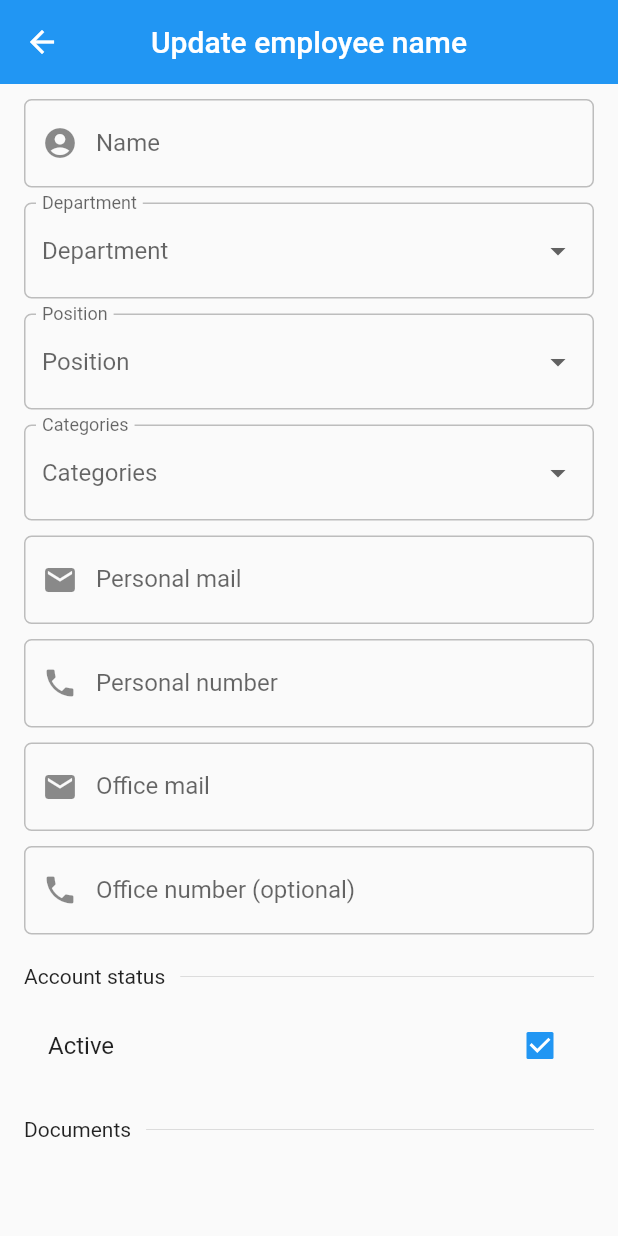
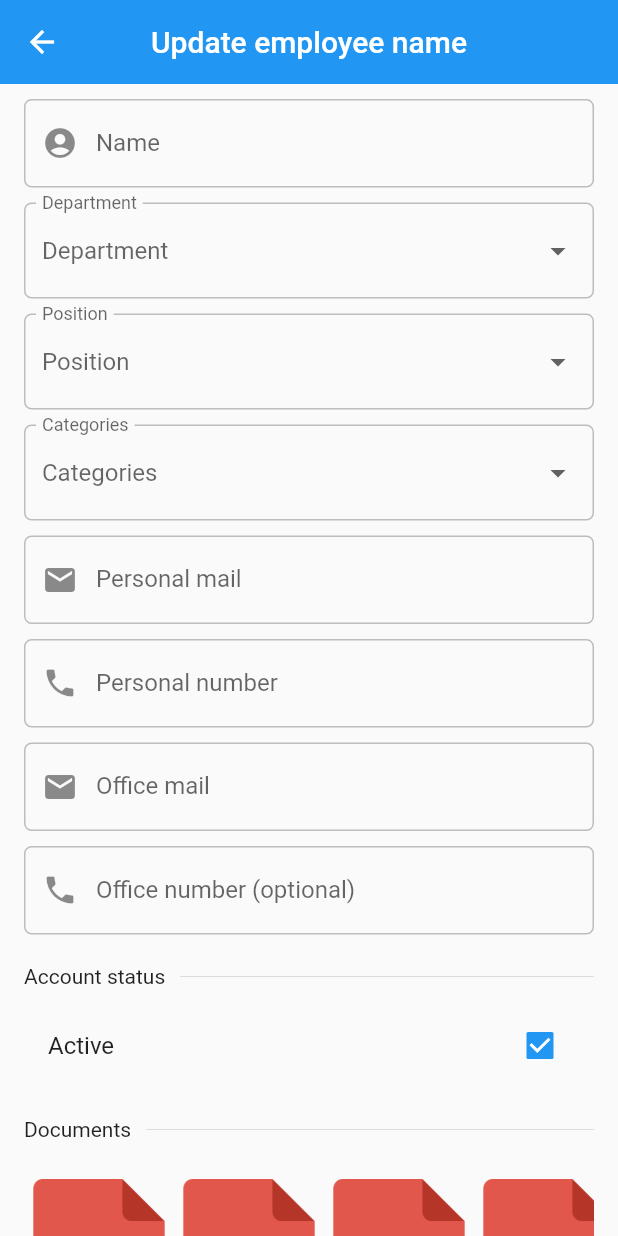
Before and after one commit to omurdos/assessment_one, a Flutter app: the EditEmployeeScreen screen opened by its route, on a phone screen of 412 x 824 dp. Run offline on Flutter 3.47's test engine with Material 2 defaults, Android fonts, the phone set to English and light mode, and no system bars.

Commit message:
refactoring and minor changes

```diff
--- a/lib/screens/employee/edit_employee_screen.dart
+++ b/lib/screens/employee/edit_employee_screen.dart
@@ -1,5 +1,6 @@
 import 'package:assessment_one/constants.dart';
 import 'package:assessment_one/providers/employee_provider.dart';
+import 'package:assessment_one/widgets/document_item.dart';
 import 'package:assessment_one/widgets/titled_divider.dart';
 import 'package:flutter/material.dart';
 import 'package:provider/provider.dart';
@@ -155,42 +156,12 @@ class _EditEmployeeScreenState extends State<EditEmployeeScreen> {
                 ),
                 Container(
                   height: 150,
-                  child: ListView(
+                  child: ListView.builder(
                     scrollDirection: Axis.horizontal,
-                    children: [
-                      Container(
-                        child: Icon(
-                          Icons.note,
-                          size: 50,
-                        ),
-                        height: 140,
-                        width: 100,
-                      ),
-                      Container(
-                        child: Icon(
-                          Icons.note,
-                          size: 50,
-                        ),
-                        height: 140,
-                        width: 100,
-                      ),
-                      Container(
-                        child: Icon(
-                          Icons.note,
-                          size: 50,
-                        ),
-                        height: 140,
-                        width: 100,
-                      ),
-                      Container(
-                        child: Icon(
-                          Icons.note,
-                          size: 50,
-                        ),
-                        height: 140,
-                        width: 100,
-                      ),
-                    ],
+                    itemCount: 10,
+                    itemBuilder: (context, position) {
+                      return DocumentItem();
+                    },
                   ),
                 ),
                 SizedBox(
--- a/lib/screens/home_screen.dart
+++ b/lib/screens/home_screen.dart
@@ -16,7 +16,7 @@ class _HomeScreenState extends State<HomeScreen> {
   Widget build(BuildContext context) {
     return Scaffold(
       appBar: AppBar(
-        title: Text("Home"),
+        title: Text(context.watch<HomeProvider>().title),
       ),
       drawer: Drawer(
         child: ListView(
@@ -29,8 +29,10 @@ class _HomeScreenState extends State<HomeScreen> {
             ),
             ListTile(
               title: Text("Employees"),
+              leading: Icon(Icons.group),
               selected:  context.read<HomeProvider>().selectedScreen == Screens.EMPLOYEE,
               onTap: () {
+                context.read<HomeProvider>().title = "Employees";
                 Navigator.pop(context);
                 context.read<HomeProvider>().selectedScreen = Screens.EMPLOYEE;
               },
@@ -38,8 +40,10 @@ class _HomeScreenState extends State<HomeScreen> {
             Divider(),
             ListTile(
               title: Text("Projects"),
+              leading: Icon(Icons.task_alt_rounded),
               selected:  context.read<HomeProvider>().selectedScreen == Screens.PROJECT,
               onTap: () {
+                context.read<HomeProvider>().title = "Projects";
                 Navigator.pop(context);
                 context.read<HomeProvider>().selectedScreen = Screens.PROJECT;
               },
--- a/lib/screens/project/project_screen.dart
+++ b/lib/screens/project/project_screen.dart
@@ -10,6 +10,10 @@ class ProjectScreen extends StatefulWidget {
 }
 
 class _ProjectScreenState extends State<ProjectScreen> {
+  @override
+  void initState() {
+    super.initState();
+  }
   @override
   Widget build(BuildContext context) {
     return Scaffold(
--- /dev/null
+++ b/lib/widgets/document_item.dart
@@ -0,0 +1,20 @@
+import 'package:assessment_one/constants.dart';
+import 'package:flutter/material.dart';
+
+class DocumentItem extends StatelessWidget {
+
+  @override
+  Widget build(BuildContext context) {
+    return   Container(
+      child: Column(
+        children: [
+          Image.asset("assets/images/pdf.png", height: 120),
+          SizedBox(height: kItemSpace,),
+          Text("File name", )
+        ],
+      ),
+      height: 140,
+      width: 100,
+    );
+  }
+}
```
Also changed, not shown: lib/providers/home_provider.dart (+9 -0 lines), lib/screens/employee/employee_screen.dart (+7 -0 lines), lib/screens/project/create_project_screen.dart (+20 -19 lines), lib/screens/project/edit_project_screen.dart (+20 -21 lines), lib/widgets/app_drawer.dart (deleted, +0 -17 lines), lib/widgets/project_employee_item.dart (+15 -6 lines), assets/images/employee.png (added), assets/images/pdf.png (added).
